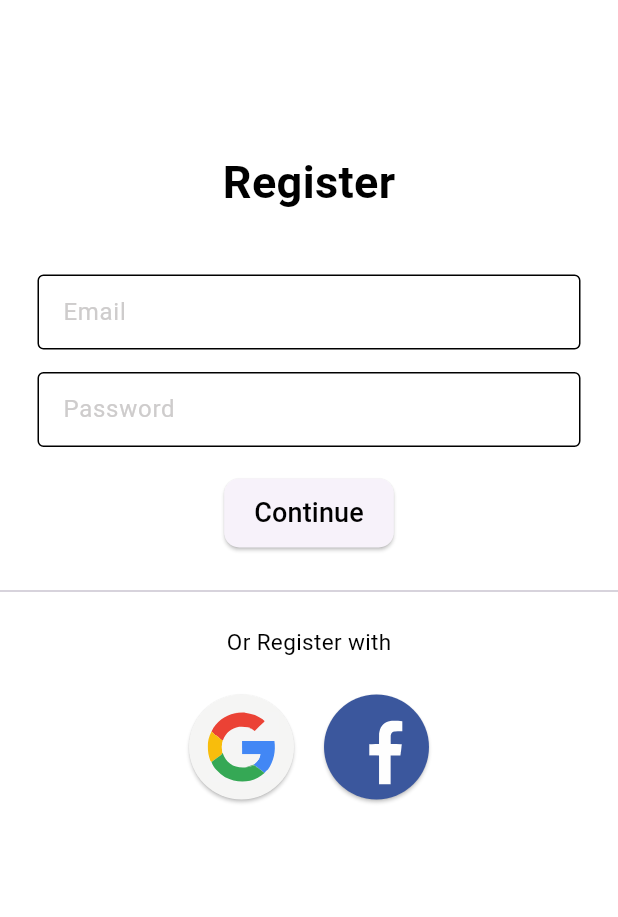
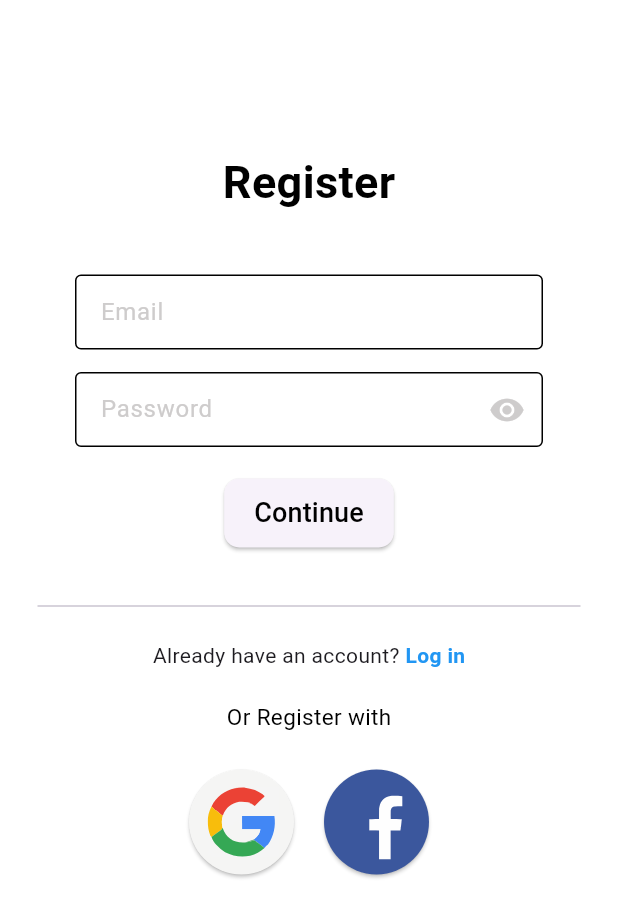
Before and after one commit to SokatiKEO2/Joub_Jum, a Flutter app: the screen it shows after launch, on a phone screen of 412 x 824 dp. Shown: the top 917 px of the screen. Run offline on Flutter 3.47's test engine with Material 3 defaults, Android fonts, the phone set to English and light mode, and no system bars; our stand-ins replace firebase_auth, firebase_core, flutter_svg, fluttertoast, google_maps_flutter, location; missing offline and left inert: flutter_polyline_points; accounts and stored records are empty.

Commit message:
Updated Login and Register pages

```diff
--- a/lib/pages/auth_pages/register_screen.dart
+++ b/lib/pages/auth_pages/register_screen.dart
@@ -1,8 +1,8 @@
 import 'package:flutter/material.dart';
-import 'package:flutter_svg/flutter_svg.dart';
 import 'package:joub_jum/auth.dart';
 import 'package:joub_jum/consts.dart';
 import 'package:joub_jum/pages/auth_pages/widgets.dart';
+import 'login_screen.dart';
 
 class RegisterPage extends StatefulWidget {
   const RegisterPage({super.key});
@@ -22,6 +22,7 @@ class _RegisterPageState extends State<RegisterPage> {
       context: context,
     );
   }
+
   void _registerWithGoogle() {
     // Add Google registration functionality
   }
@@ -43,7 +44,9 @@ class _RegisterPageState extends State<RegisterPage> {
       appBar: const CustomAppBar(),
       extendBodyBehindAppBar: true,
       backgroundColor: Colors.white,
-      body: Column(
+      body: SingleChildScrollView( // Wrap the body in a SingleChildScrollView
+        padding: const EdgeInsets.symmetric(horizontal: 25.0), // Padding for better layout
+        child: Column(
           children: [
             const SizedBox(height: 100.0),
             const RegisterText(),
@@ -52,8 +55,10 @@ class _RegisterPageState extends State<RegisterPage> {
             const SizedBox(height: 20.0),
             ContinueButton(onPressed: _registerButton),
             const SizedBox(height: 20.0),
+            const SizedBox(height: 10.0),
             const Divider(),
             const SizedBox(height: 15.0),
+            const AlreadyHaveAccount(),
             const Text(
               'Or Register with',
               style: TextStyle(
@@ -68,6 +73,7 @@ class _RegisterPageState extends State<RegisterPage> {
               onFacebookPressed: _registerWithFacebook,
             ),
           ],
+        ),
       ),
     );
   }
@@ -98,3 +104,32 @@ class ContinueButton extends StatelessWidget {
     );
   }
 }
+
+class AlreadyHaveAccount extends StatelessWidget {
+  const AlreadyHaveAccount({super.key});
+
+  @override
+  Widget build(BuildContext context) {
+    return Padding(
+      padding: const EdgeInsets.only(bottom: 20.0),
+      child: Row(
+        mainAxisAlignment: MainAxisAlignment.center,
+        children: [
+          const Text("Already have an account? "),
+          GestureDetector(
+            onTap: () {
+              navigateToNextScreen(context, const LoginPage());
+            },
+            child: const Text(
+              "Log in",
+              style: TextStyle(
+                color: Colors.blue,
+                fontWeight: FontWeight.bold,
+              ),
+            ),
+          ),
+        ],
+      ),
+    );
+  }
+}
--- a/lib/pages/auth_pages/widgets.dart
+++ b/lib/pages/auth_pages/widgets.dart
@@ -62,29 +62,49 @@ class EmailContainer extends StatelessWidget {
   }
 }
 
-class PasswordContainer extends StatelessWidget {
+class PasswordContainer extends StatefulWidget {
   final TextEditingController controller;
 
   const PasswordContainer({required this.controller, super.key});
+
+  @override
+  _PasswordContainerState createState() => _PasswordContainerState();
+}
+
+class _PasswordContainerState extends State<PasswordContainer> {
+  bool _isObscured = true;
+
+  void _togglePasswordVisibility() {
+    setState(() {
+      _isObscured = !_isObscured;
+    });
+  }
 
   @override
   Widget build(BuildContext context) {
     return Container(
       margin: const EdgeInsets.only(top: 15, left: 25, right: 25),
       child: TextField(
-        controller: controller,
-        obscureText: true,
-        decoration: const InputDecoration(
+        controller: widget.controller,
+        obscureText: _isObscured,
+        decoration: InputDecoration(
           filled: true,
           fillColor: Colors.white,
-          contentPadding: EdgeInsets.all(13),
+          contentPadding: const EdgeInsets.all(13),
           hintText: 'Password',
-          hintStyle: TextStyle(color: Color(0xffcecccc)),
-          enabledBorder: OutlineInputBorder(
+          hintStyle: const TextStyle(color: Color(0xffcecccc)),
+          enabledBorder: const OutlineInputBorder(
             borderSide: BorderSide(color: Colors.black),
           ),
-          focusedBorder: OutlineInputBorder(
+          focusedBorder: const OutlineInputBorder(
             borderSide: BorderSide(color: Colors.blue, width: 2),
+          ),
+          suffixIcon: IconButton(
+            icon: Icon(
+              _isObscured ? Icons.visibility : Icons.visibility_off,
+              color: const Color(0xffcecccc),
+            ),
+            onPressed: _togglePasswordVisibility,
           ),
         ),
       ),
--- a/lib/pages/map_page.dart
+++ b/lib/pages/map_page.dart
@@ -30,6 +30,7 @@ class _MapPageState extends State<MapPage> {
   LatLng? _currentP;
 
   Map<PolylineId, Polyline> polylines = {};
+
 
   @override
   void initState() {
```
Also changed, not shown: lib/pages/auth_pages/login_screen.dart (+42 -8 lines). Lines whose indentation alone changed are shown as unchanged.
